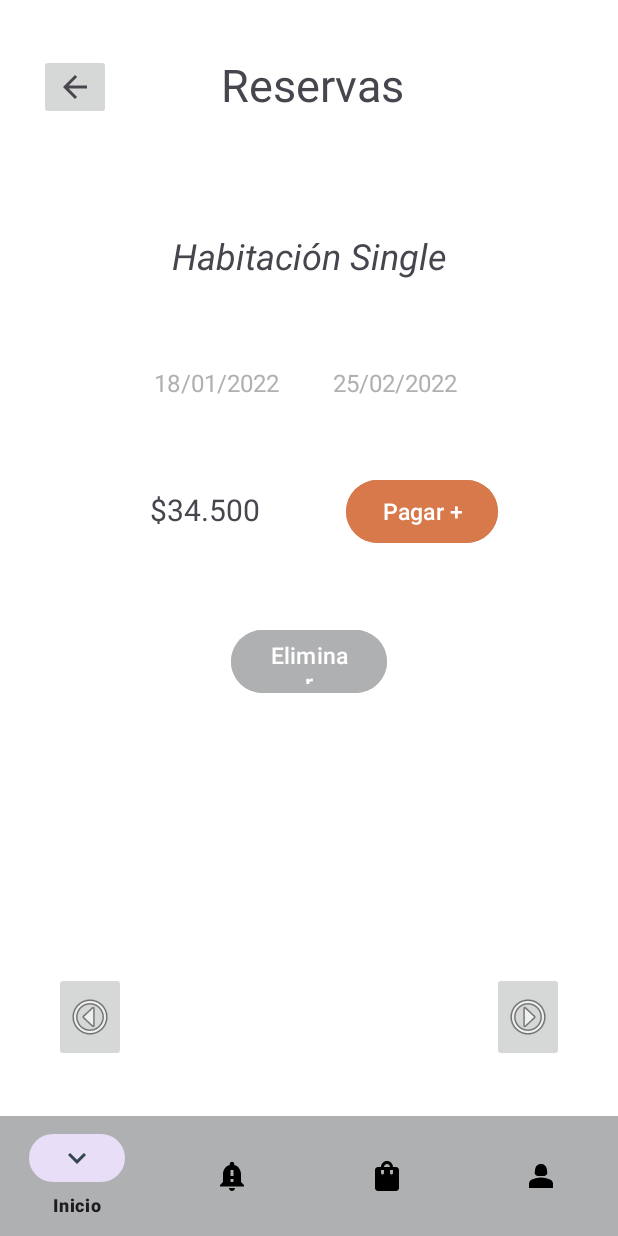
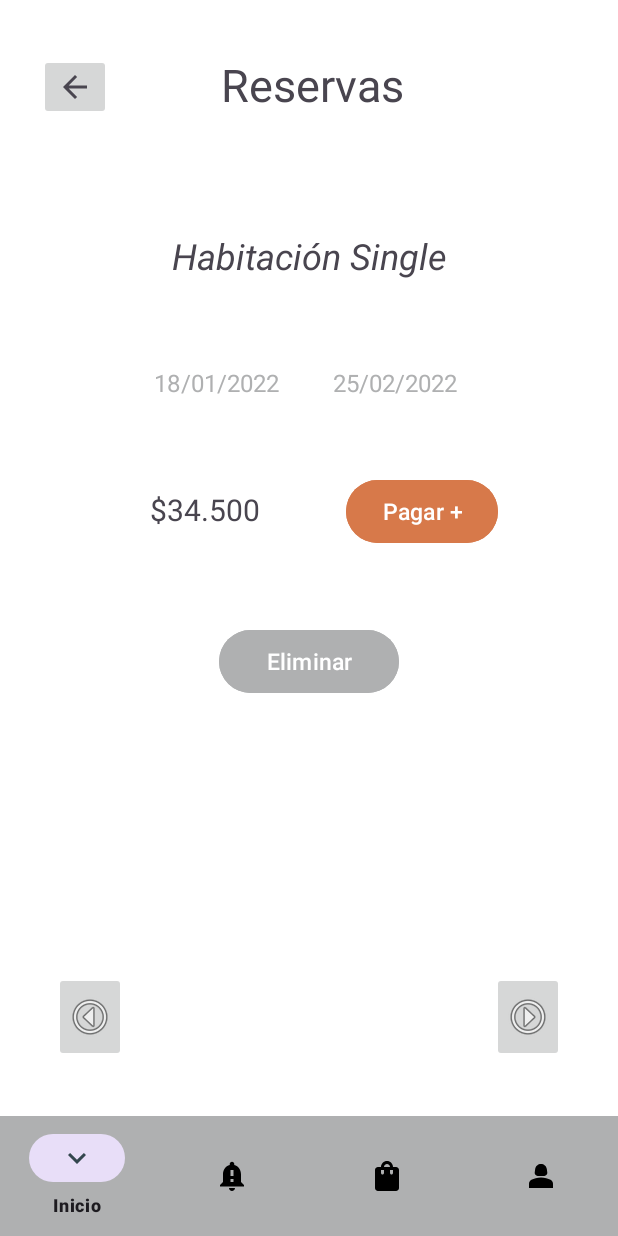
Before and after one commit to InnovacionIT/Hotel-california-Practicas, an Android app: the layout activity_reservas.xml on its own in the app's theme, with its tools: preview values and no code run, on a phone screen of 412 x 824 dp. Run offline under Robolectric (Android 15) with nearby library versions, the phone set to English and light mode, and no system bars.

Commit message:
Other: mejoras visuales en general

```diff
--- a/Hotel-california-mobile/app/src/main/res/layout/activity_home.xml
+++ b/Hotel-california-mobile/app/src/main/res/layout/activity_home.xml
@@ -15,7 +15,7 @@
         android:layout_height="50dp"
         android:layout_marginStart="125dp"
         android:layout_marginEnd="125dp"
-        android:layout_marginBottom="40dp"
+        android:layout_marginBottom="30dp"
         android:backgroundTint="@color/naranja"
         android:checkable="false"
         android:contentDescription="@string/btnR"
--- a/Hotel-california-mobile/app/src/main/res/layout/activity_reservas.xml
+++ b/Hotel-california-mobile/app/src/main/res/layout/activity_reservas.xml
@@ -94,11 +94,11 @@
 
     <Button
         android:id="@+id/buttonEliminar"
-        android:layout_width="104dp"
+        android:layout_width="120dp"
         android:layout_height="50dp"
-        android:layout_marginStart="32dp"
+        android:layout_marginStart="24dp"
         android:layout_marginTop="50dp"
-        android:layout_marginEnd="32dp"
+        android:layout_marginEnd="24dp"
         android:backgroundTint="@color/gris"
         android:contentDescription="@string/btnEli"
         android:onClick="eliminar"
--- a/Hotel-california-mobile/app/src/main/res/values/strings.xml
+++ b/Hotel-california-mobile/app/src/main/res/values/strings.xml
@@ -87,5 +87,5 @@
     <string name="HabitacionDoble">Habitación Doble</string>
     <string name="name">Juan Perez</string>
     <string name="subject">Asunto</string>
-    <string name="mje_error_fecha_ya_reservada">* La habitación ya está reservada para la fecha seleccionada, por favor seleccione otra fecha.</string>
+    <string name="mje_error_fecha_ya_reservada">* La habitación ya está reservada para esa fecha.</string>
 </resources>
```
